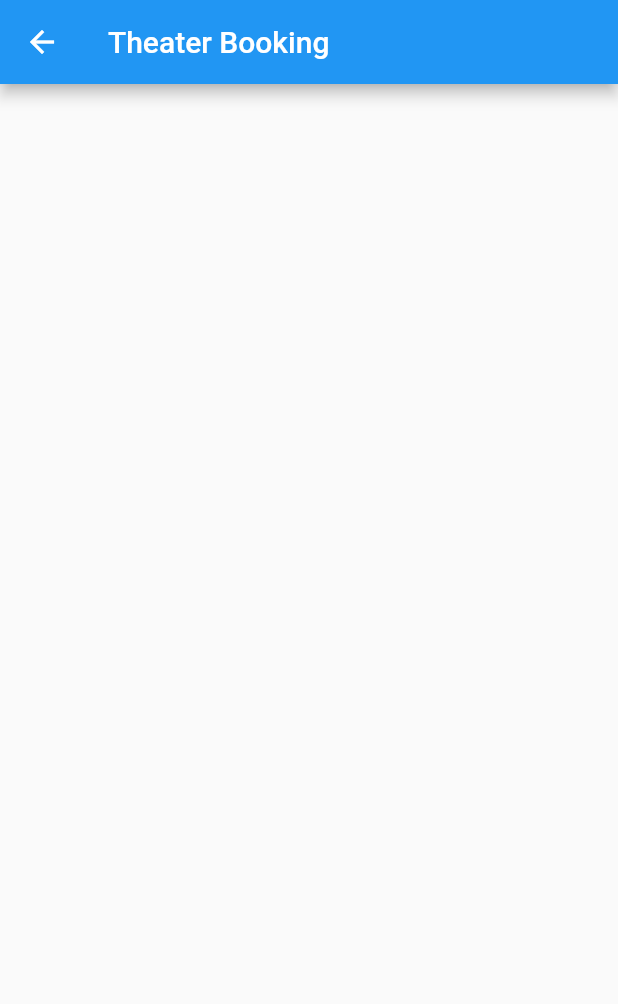
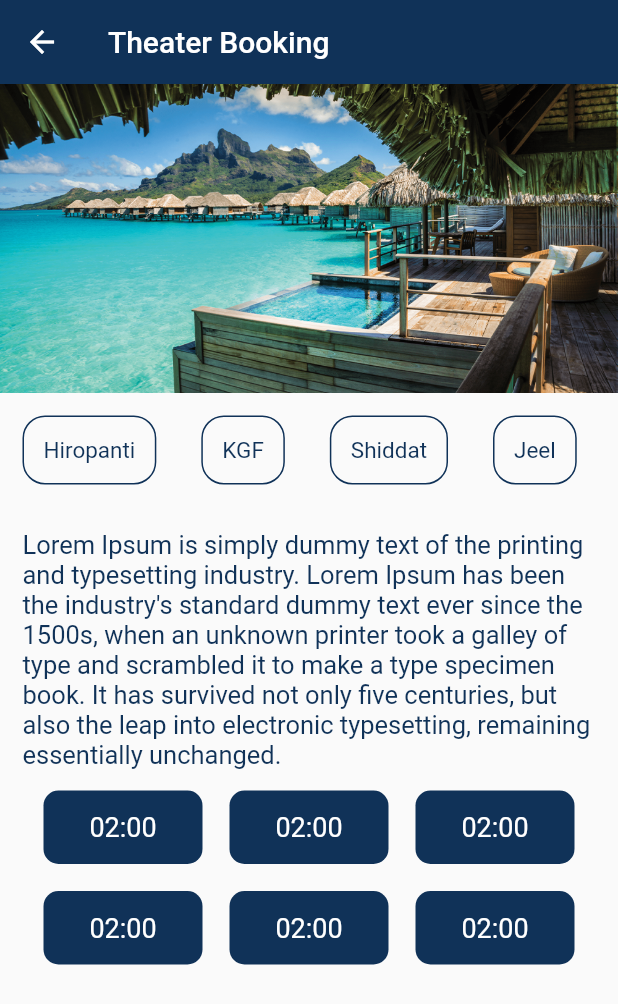
Before and after one commit to Abhishekkathiriya115/society_management, a Flutter app: the TheaterPage screen opened by its route, on a phone screen of 412 x 824 dp. Shown: the top 1004 px of the screen. Run offline on Flutter 3.47's test engine with Material 2 defaults, Android fonts, the phone set to English and light mode, and no system bars; our stand-ins replace card_swiper, dio, equatable, get, get_storage; accounts and stored records are empty.

```diff
--- a/lib/controller/theater_controller.dart
+++ b/lib/controller/theater_controller.dart
@@ -2,4 +2,12 @@ import 'package:get/get.dart';
 
 class TheaterController extends GetxController {
 
+
+  List movieList = [
+    'Hiropanti',
+    'KGF',
+    'Shiddat',
+    'Jeel',
+    'Drishyam 2'
+  ];
 }
--- a/lib/page/ui/booking_page.dart
+++ b/lib/page/ui/booking_page.dart
@@ -1,6 +1,7 @@
 import 'package:get/get.dart';
 import 'package:flutter/material.dart';
 import 'package:society_management/controller/booking_controller.dart';
+import 'package:society_management/page/widget/all_widget.dart';
 
 
 
@@ -10,6 +11,8 @@ class BookingPage extends GetView<BookingController> {
 
   @override
   Widget build(BuildContext context) {
-    return Container();
+    return Scaffold(
+      appBar: appBarWidget('Theater'),
+    );
   }
 }
--- a/lib/page/ui/theater_page.dart
+++ b/lib/page/ui/theater_page.dart
@@ -1,6 +1,10 @@
 import 'package:get/get.dart';
 import 'package:flutter/material.dart';
 import 'package:society_management/controller/theater_controller.dart';
+import 'package:society_management/resource/image.dart';
+import '../../resource/color.dart';
+import '../../route/route.dart';
+import '../widget/all_widget.dart';
 
 
 class TheaterPage extends GetView<TheaterController> {
@@ -9,7 +13,92 @@ class TheaterPage extends GetView<TheaterController> {
   @override
   Widget build(BuildContext context) {
     return Scaffold(
-      appBar: AppBar(title: Text('Theater Booking'),),
+      appBar: appBarWidget('Theater Booking'),
+      body: SingleChildScrollView(
+        child: Column(
+          children: [
+            Image.asset(event3),
+            smallBoxWidget(controller.movieList),
+            Padding(
+              padding: const EdgeInsets.all(15.0),
+              child: Column(
+                children: [
+                  normalTextWidget("Lorem Ipsum is simply dummy text of the printing and typesetting industry. Lorem Ipsum has been the industry's standard dummy text ever since the 1500s, when an unknown printer took a galley of type and scrambled it to make a type specimen book. It has survived not only five centuries, but also the leap into electronic typesetting, remaining essentially unchanged.", 17, mainColor),
+                  Padding(
+                    padding: const EdgeInsets.all(10.0),
+                    child: GridView.builder(
+                        itemCount: 6,
+                        physics: const NeverScrollableScrollPhysics(),
+                        gridDelegate:
+                        const SliverGridDelegateWithFixedCrossAxisCount(
+                            crossAxisCount: 3,
+                            childAspectRatio: 3 / 1.5,
+                            mainAxisSpacing: 10,
+                            crossAxisSpacing: 10),
+                        shrinkWrap: true,
+                        itemBuilder: (BuildContext context, int index) {
+                          return  GestureDetector(
+                            child: Card(
+                              elevation: 0,
+                              shape: RoundedRectangleBorder(
+                                  borderRadius:
+                                  BorderRadius.circular(10.0)),
+                              color: mainColor,
+                              child: Container(
+                                width:
+                                MediaQuery.of(context).size.width,
+                                padding: const EdgeInsets.symmetric(
+                                    horizontal: 5.0, vertical: 5.0),
+                                child: const Center(
+                                  child: Text(
+                                    '02:00',
+                                    textAlign: TextAlign.center,
+                                    style: TextStyle(
+                                      color:Colors.white,
+                                      fontSize: 18.0,
+                                    ),
+                                  ),
+                                ),
+                              ),
+                            ),
+                          );
+                        }),
+                  ),
+                ],
+              ),
+            ),
+          ],
+        ),
+      ),
     );
   }
+  smallBoxWidget(List<dynamic> name) {
+    return SingleChildScrollView(
+      scrollDirection: Axis.horizontal,
+      child: Row(
+        mainAxisAlignment: MainAxisAlignment.center,
+        children: [
+          ...List.generate(name.length,
+                  (index) => InkWell(
+                onTap: (){
+                  Get.toNamed(AppRoute.theaterPage);
+                },
+                child: Container(
+                  margin: const EdgeInsets.all(15.0),
+                  padding: const EdgeInsets.all(3.0),
+                  decoration: BoxDecoration(
+                      border: Border.all(color: mainColor),
+                      borderRadius: BorderRadius.circular(15),
+                  ),
+                  child: Padding(
+                    padding: const EdgeInsets.all(10.0),
+                    child: normalTextWidget(name[index], 15, mainColor),
+                  ),
+                ),
+              )),
+        ],
+      ),
+    );
+  }
+
 }
```
